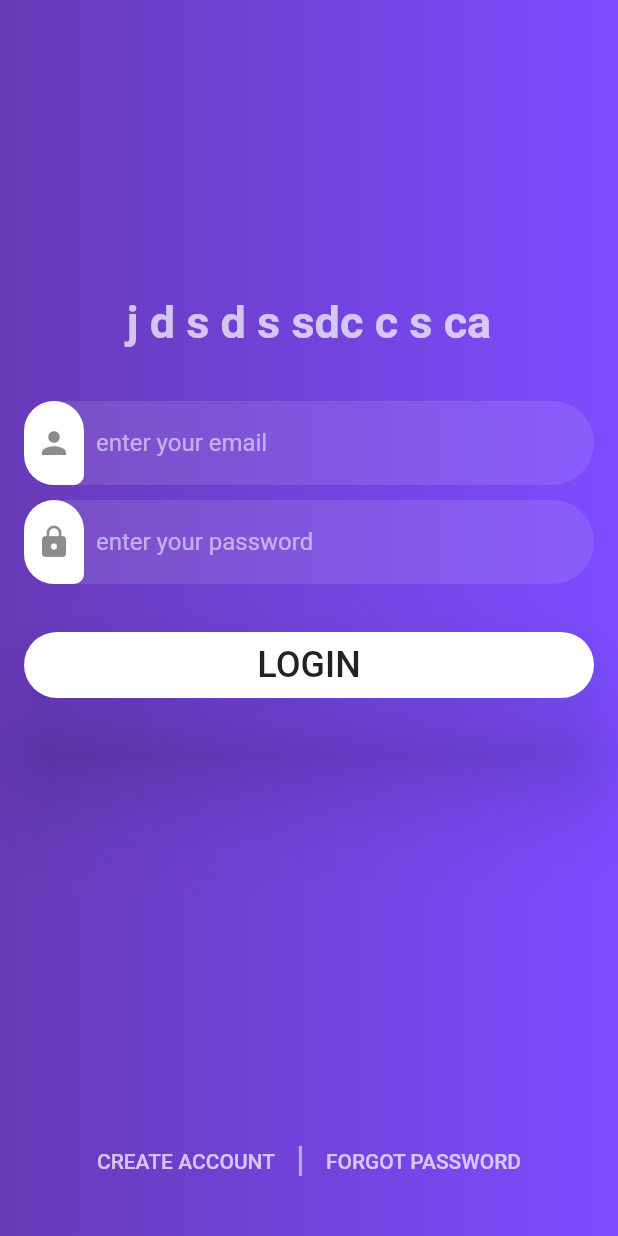
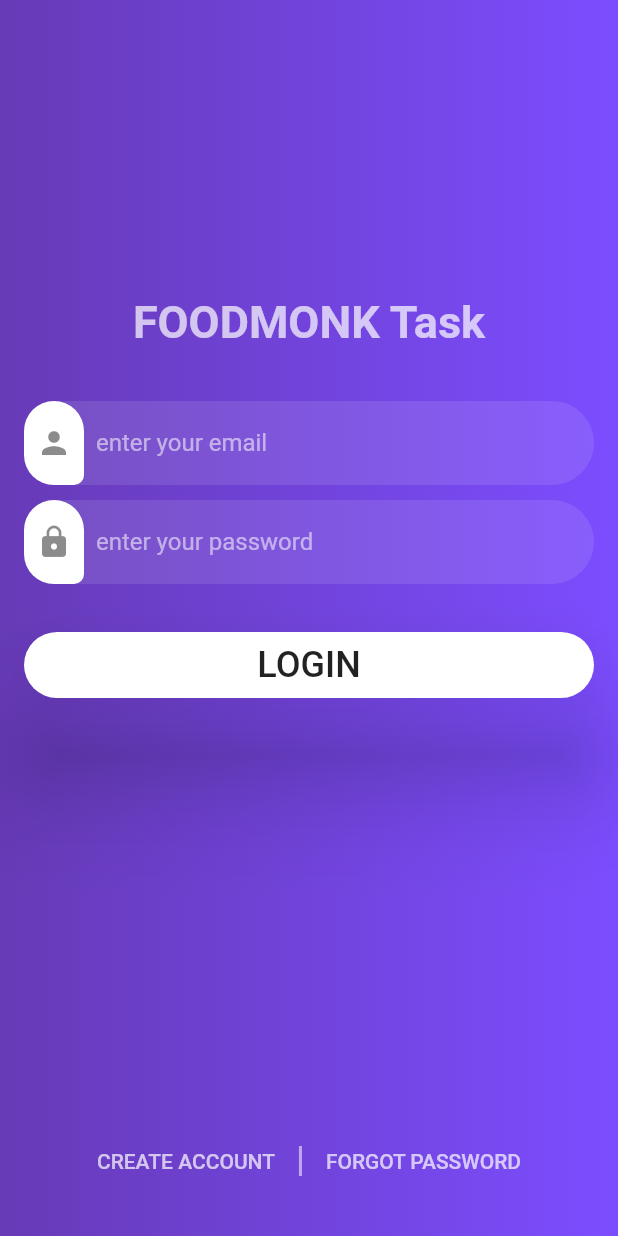
Before and after one commit to kodekittu/food_monk, a Flutter app: the screen it shows after launch, on a phone screen of 412 x 824 dp. Run offline on Flutter 3.47's test engine with Material 2 defaults, Android fonts, the phone set to English and light mode, and no system bars.

Commit message:
screen 6

```diff
--- a/lib/screens/screen_1.dart
+++ b/lib/screens/screen_1.dart
@@ -26,7 +26,7 @@ class _LoginPageState extends State<LoginPage> {
         child: Column(
           children: <Widget>[
             SizedBox(height: data.size.height * 0.22),
-            Text("j d s d s sdc c s ca", style: TextStyle(
+            Text("FOODMONK Task", style: TextStyle(
                 color: Colors.white70,
                 fontSize: 30.0,
                 fontWeight: FontWeight.bold
--- a/lib/screens/screen_5.dart
+++ b/lib/screens/screen_5.dart
@@ -47,9 +47,7 @@ class _ResultPageState extends State<ResultPage> {
                     child: Text("see your result".toUpperCase(),
                       style: TextStyle(fontSize: 26),
                     ),
-                    onPressed: () {
-                      Navigator.pushNamed(context, shareRoute);
-                    },
+                    onPressed: () {},
                     shape: RoundedRectangleBorder(
                       borderRadius: BorderRadius.circular(30.0),
                     ),
@@ -63,7 +61,7 @@ class _ResultPageState extends State<ResultPage> {
               maxRadius: 100,
             ),
             SizedBox(height: data.size.height * 0.04),
-            Text("${widget.value}" + "ZONE".toUpperCase(),
+            Text("${widget.value}" + " ZONE".toUpperCase(),
               style: TextStyle(fontWeight: FontWeight.bold, fontSize: 25),),
             Padding(
               padding: const EdgeInsets.all(30.0),
```
